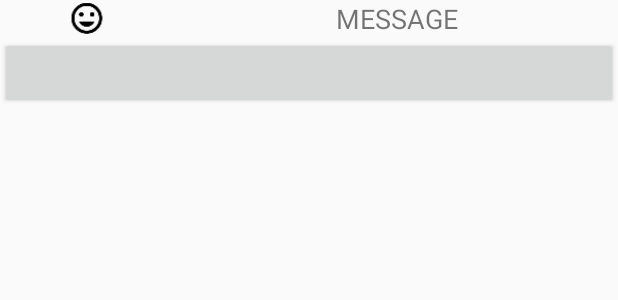
After one commit to MyAndroidWork/Quizipedia, an Android app: the layout custom_dialog.xml on its own in the app's theme, with its tools: preview values and no code run, on a phone screen of 412 x 824 dp. The commit adds this screen. Shown: the top 300 px of the screen. Run offline under Robolectric (Android 15) with nearby library versions, the phone set to English and light mode, and no system bars.

Commit message:
no message

```diff
--- /dev/null
+++ b/app/src/main/res/layout/custom_dialog.xml
@@ -0,0 +1,51 @@
+<?xml version="1.0" encoding="utf-8"?>
+<LinearLayout xmlns:android="http://schemas.android.com/apk/res/android"
+    android:orientation="vertical" android:layout_width="match_parent"
+    android:layout_height="match_parent">
+
+    <LinearLayout
+        android:id="@+id/ll_messageBody"
+        android:layout_width="match_parent"
+        android:layout_height="wrap_content"
+        android:orientation="horizontal"
+        android:weightSum="1"
+        android:layout_gravity="center">
+
+        <ImageView
+            android:id="@+id/iv_emoticon"
+            android:layout_width="wrap_content"
+            android:layout_height="match_parent"
+            android:src="@drawable/ic_action_mood"
+            android:layout_weight="0.3"
+            android:layout_gravity="left"/>
+
+        <TextView
+            android:id="@+id/tv_message"
+            android:layout_width="wrap_content"
+            android:layout_height="match_parent"
+            android:textSize="18sp"
+            android:layout_gravity="right"
+            android:layout_weight="0.7"
+            android:text="MESSAGE"
+            android:gravity="center"/>
+
+    </LinearLayout>
+
+    <LinearLayout
+        android:id="@+id/ll_actions"
+        android:layout_width="match_parent"
+        android:layout_height="wrap_content"
+        android:orientation="horizontal"
+        android:weightSum="1">
+
+        <Button
+            android:id="@+id/button_replay"
+            android:layout_width="match_parent"
+            android:layout_height="match_parent" />
+
+
+    </LinearLayout>
+
+
+
+</LinearLayout>
```
Also changed, not shown: app/src/main/java/com/puja/trials/fillItUp/GetWikipediaContentAsync.java (+5 -7 lines), app/src/main/java/com/puja/trials/fillItUp/MainActivity.java (+18 -6 lines), app/src/main/java/com/puja/trials/fillItUp/utils/PatternEditableBuilder.java (+6 -2 lines).
